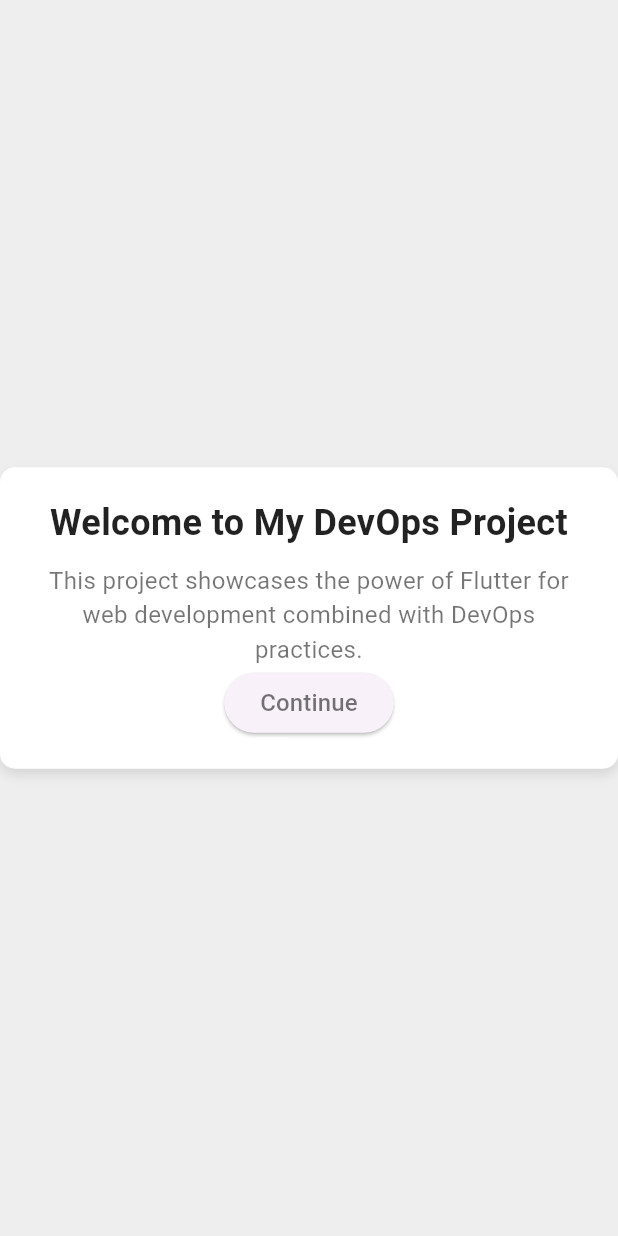
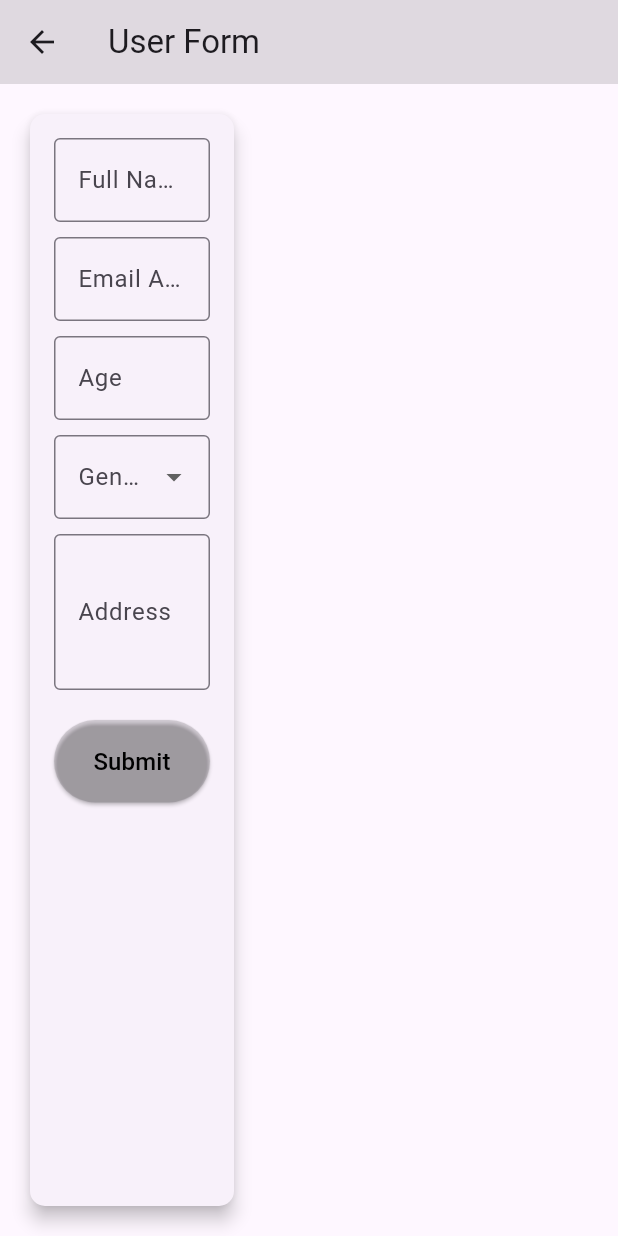
Before and after one commit to farizfarooqui/devops_project, a Flutter app: the screen it shows after launch, after a tap on "Continue", on a phone screen of 412 x 824 dp. Run offline on Flutter 3.47's test engine with Material 3 defaults, Android fonts, the phone set to English and light mode, and no system bars; our stand-ins replace get.

Commit message:
flutter web ui

```diff
--- a/lib/Views/form_view.dart
+++ b/lib/Views/form_view.dart
@@ -1,51 +1,178 @@
+import 'package:devops_project/controller/form_controller.dart';
 import 'package:flutter/material.dart';
+import 'package:get/get.dart';
 
-class FormView extends StatelessWidget {
-  const FormView({super.key});
+class UserFormPage extends StatefulWidget {
+  const UserFormPage({super.key});
 
+  @override
+  _UserFormPageState createState() => _UserFormPageState();
+}
+
+class _UserFormPageState extends State<UserFormPage> {
+  final UserController controller = Get.put(UserController());
   @override
   Widget build(BuildContext context) {
     return Scaffold(
-      body: Center(
-        child: Container(
-          padding: const EdgeInsets.all(20.0),
-          decoration: BoxDecoration(
-            color: Colors.white,
-            borderRadius: BorderRadius.circular(10.0),
-            boxShadow: [
-              BoxShadow(
-                color: Colors.black.withOpacity(0.1),
-                blurRadius: 6.0,
-                offset: Offset(0, 4),
+      appBar: AppBar(
+        title: const Text('User Form'),
+        backgroundColor: Colors.black12,
+      ),
+      body: Padding(
+        padding: const EdgeInsets.all(16.0),
+        child: Row(
+          crossAxisAlignment: CrossAxisAlignment.start,
+          children: [
+            Expanded(flex: 2, child: _buildForm()),
+            const SizedBox(width: 20),
+            Expanded(flex: 3, child: _buildUserList()),
+          ],
+        ),
+      ),
+    );
+  }
+
+  Widget _buildForm() {
+    return Card(
+      elevation: 5,
+      shape: RoundedRectangleBorder(borderRadius: BorderRadius.circular(10)),
+      child: Padding(
+        padding: const EdgeInsets.all(16.0),
+        child: Form(
+          key: controller.formKey,
+          child: Column(
+            crossAxisAlignment: CrossAxisAlignment.stretch,
+            children: [
+              TextFormField(
+                controller: controller.nameController,
+                decoration: const InputDecoration(
+                  labelText: 'Full Name',
+                  border: OutlineInputBorder(),
+                ),
+                validator: (value) {
+                  if (value == null || value.isEmpty) {
+                    return 'Name is required';
+                  } else if (value.length < 3) {
+                    return 'Name must be at least 3 characters';
+                  }
+                  return null;
+                },
               ),
-            ],
-          ),
-          child: const Column(
-            mainAxisSize: MainAxisSize.min,
-            children: [
-              Text(
-                'Welcome to My DevOps Project',
-                style: TextStyle(
-                  fontSize: 24.0,
-                  fontWeight: FontWeight.bold,
-                  color: Colors.black87,
+              const SizedBox(height: 10),
+              TextFormField(
+                controller: controller.emailController,
+                decoration: const InputDecoration(
+                  labelText: 'Email Address',
+                  border: OutlineInputBorder(),
                 ),
-                textAlign: TextAlign.center,
+                keyboardType: TextInputType.emailAddress,
+                validator: (value) {
+                  if (value == null || value.isEmpty) {
+                    return 'Email is required';
+                  } else if (!RegExp(r'^\S+@\S+\.\S+\$').hasMatch(value)) {
+                    return 'Enter a valid email';
+                  }
+                  return null;
+                },
               ),
-              SizedBox(height: 10.0),
-              Text(
-                'This project showcases the power of Flutter for web development combined with DevOps practices.',
-                style: TextStyle(
-                  fontSize: 16.0,
-                  color: Colors.black54,
+              const SizedBox(height: 10),
+              TextFormField(
+                controller: controller.ageController,
+                decoration: const InputDecoration(
+                  labelText: 'Age',
+                  border: OutlineInputBorder(),
                 ),
-                textAlign: TextAlign.center,
+                keyboardType: TextInputType.number,
+                validator: (value) {
+                  if (value == null || value.isEmpty) {
+                    return 'Age is required';
+                  } else if (int.tryParse(value) == null ||
+                      int.parse(value) < 18) {
+                    return 'Age must be 18 or older';
+                  }
+                  return null;
+                },
+              ),
+              const SizedBox(height: 10),
+              DropdownButtonFormField<String>(
+                value: controller.selectedGender,
+                items: ['Male', 'Female', 'Other']
+                    .map((gender) => DropdownMenuItem(
+                          value: gender,
+                          child: Text(gender),
+                        ))
+                    .toList(),
+                decoration: const InputDecoration(
+                  labelText: 'Gender',
+                  border: OutlineInputBorder(),
+                ),
+                onChanged: (value) {
+                  controller.selectedGender = value;
+                },
+                validator: (value) =>
+                    value == null ? 'Gender is required' : null,
+              ),
+              const SizedBox(height: 10),
+              TextFormField(
+                controller: controller.addressController,
+                decoration: const InputDecoration(
+                  labelText: 'Address',
+                  border: OutlineInputBorder(),
+                ),
+                maxLines: 3,
+                validator: (value) {
+                  if (value == null || value.isEmpty) {
+                    return 'Address is required';
+                  } else if (value.length < 10) {
+                    return 'Address must be at least 10 characters';
+                  }
+                  return null;
+                },
+              ),
+              const SizedBox(height: 20),
+              ElevatedButton(
+                onPressed: () {},
+                style: ElevatedButton.styleFrom(
+                  backgroundColor: Colors.black12,
+                  padding: const EdgeInsets.symmetric(vertical: 16.0),
+                ),
+                child: const Text('Submit',
+                    style: TextStyle(fontSize: 16, color: Colors.black)),
               ),
             ],
           ),
         ),
       ),
-      backgroundColor: Colors.grey[200],
+    );
+  }
+
+  Widget _buildUserList() {
+    return ListView.builder(
+      itemCount: controller.users.length,
+      itemBuilder: (context, index) {
+        final user = controller.users[index];
+        return Card(
+          elevation: 3,
+          margin: const EdgeInsets.symmetric(vertical: 8.0),
+          child: ListTile(
+            leading: CircleAvatar(
+              backgroundColor: Colors.lightBlue,
+              child: Text(user.name[0].toUpperCase(),
+                  style: const TextStyle(color: Colors.white)),
+            ),
+            title: Text(user.name),
+            subtitle: Column(
+              crossAxisAlignment: CrossAxisAlignment.start,
+              children: [
+                Text('Email: ${user.email}'),
+                Text('Age: ${user.age}'),
+                Text('Gender: ${user.gender}'),
+                Text('Address: ${user.address}'),
+              ],
+            ),
+          ),
+        );
+      },
     );
   }
 }
--- a/lib/Views/welcome_view.dart
+++ b/lib/Views/welcome_view.dart
@@ -1,5 +1,6 @@
 import 'package:devops_project/Views/form_view.dart';
 import 'package:flutter/material.dart';
+import 'package:get/get.dart';
 
 class DevOpsLandingPage extends StatelessWidget {
   const DevOpsLandingPage({super.key});
@@ -48,8 +49,7 @@ class DevOpsLandingPage extends StatelessWidget {
                   ),
                   ElevatedButton(
                     onPressed: () {
-                      Navigator.push(
-                          context, const FormView() as Route<Object?>);
+                      Get.to(const UserFormPage());
                     },
                     child: const Text(
                       'Continue',
--- /dev/null
+++ b/lib/controller/form_controller.dart
@@ -0,0 +1,20 @@
+import 'package:devops_project/model/user_model.dart';
+import 'package:flutter/material.dart';
+import 'package:get/get.dart';
+import 'package:uuid/uuid.dart';
+
+class UserController extends GetxController {
+  final List<User> users = [];
+
+  void addUser(User user) {
+    users.add(user);
+  }
+
+  final formKey = GlobalKey<FormState>();
+  final uuid = const Uuid();
+  final nameController = TextEditingController();
+  final emailController = TextEditingController();
+  final ageController = TextEditingController();
+  final addressController = TextEditingController();
+  String? selectedGender;
+}
--- a/lib/main.dart
+++ b/lib/main.dart
@@ -1,5 +1,6 @@
 import 'package:devops_project/Views/welcome_view.dart';
 import 'package:flutter/material.dart';
+import 'package:get/get.dart';
 
 void main() {
   runApp(const MyApp());
@@ -10,7 +11,7 @@ class MyApp extends StatelessWidget {
 
   @override
   Widget build(BuildContext context) {
-    return MaterialApp(
+    return GetMaterialApp(
         debugShowCheckedModeBanner: false,
         theme: ThemeData(
           colorScheme: ColorScheme.fromSeed(seedColor: Colors.deepPurple),
--- /dev/null
+++ b/lib/model/user_model.dart
@@ -0,0 +1,17 @@
+class User {
+  final String id;
+  final String name;
+  final String email;
+  final String age;
+  final String gender;
+  final String address;
+
+  User({
+    required this.id,
+    required this.name,
+    required this.email,
+    required this.age,
+    required this.gender,
+    required this.address,
+  });
+}
--- a/pubspec.yaml
+++ b/pubspec.yaml
@@ -2,7 +2,7 @@ name: devops_project
 description: "A new Flutter project."
 # The following line prevents the package from being accidentally published to
 # pub.dev using `flutter pub publish`. This is preferred for private packages.
-publish_to: 'none' # Remove this line if you wish to publish to pub.dev
+publish_to: "none" # Remove this line if you wish to publish to pub.dev
 
 # The following defines the version and build number for your application.
 # A version number is three numbers separated by dots, like 1.2.43
@@ -31,10 +31,11 @@ dependencies:
   flutter:
     sdk: flutter
 
-
   # The following adds the Cupertino Icons font to your application.
   # Use with the CupertinoIcons class for iOS style icons.
   cupertino_icons: ^1.0.8
+  uuid: ^3.0.7
+  get:
 
 dev_dependencies:
   flutter_test:
@@ -52,7 +53,6 @@ dev_dependencies:
 
 # The following section is specific to Flutter packages.
 flutter:
-
   # The following line ensures that the Material Icons font is
   # included with your application, so that you can use the icons in
   # the material Icons class.
```
Also changed, not shown: pubspec.lock, 94 other files.
